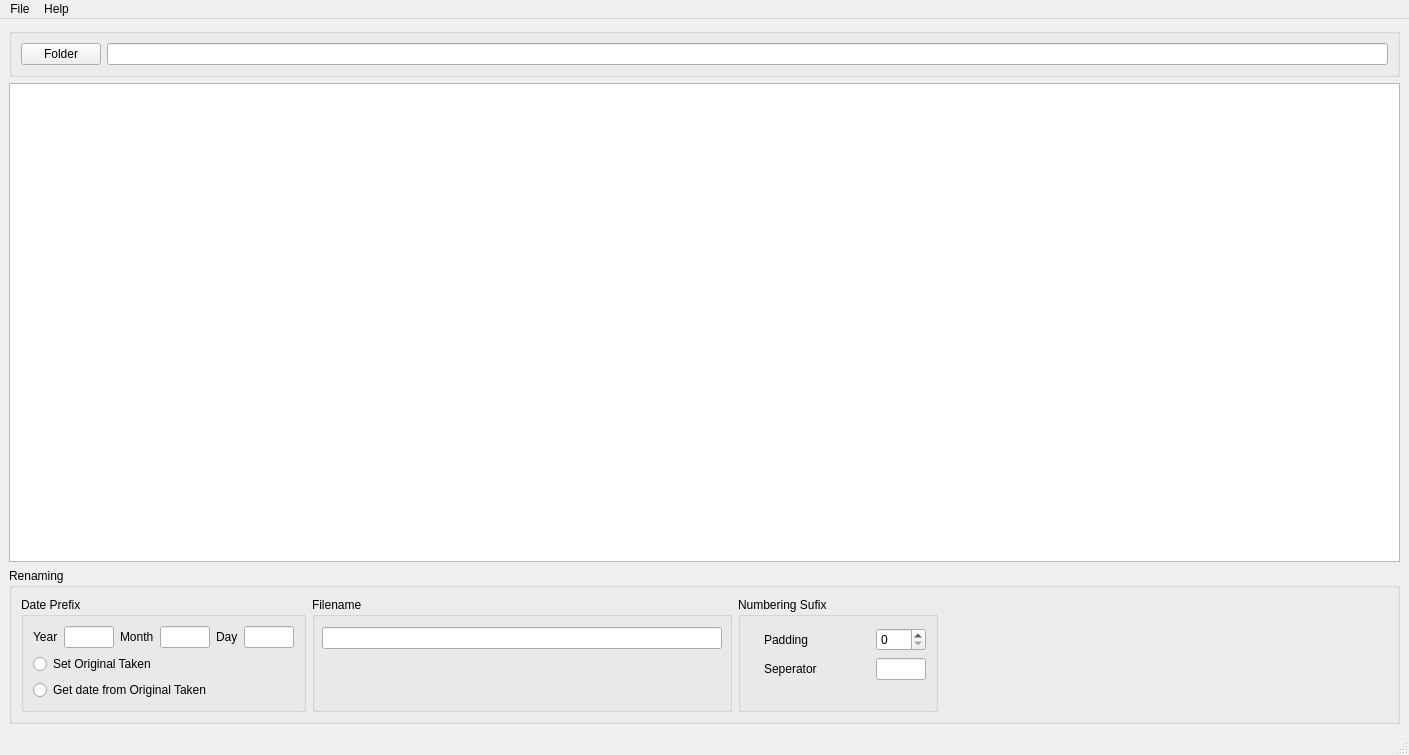
The window that View/media_file_renamer.ui (Thentoxd/MediaFileRenamer) describes before a commit, drawn with Qt 5.
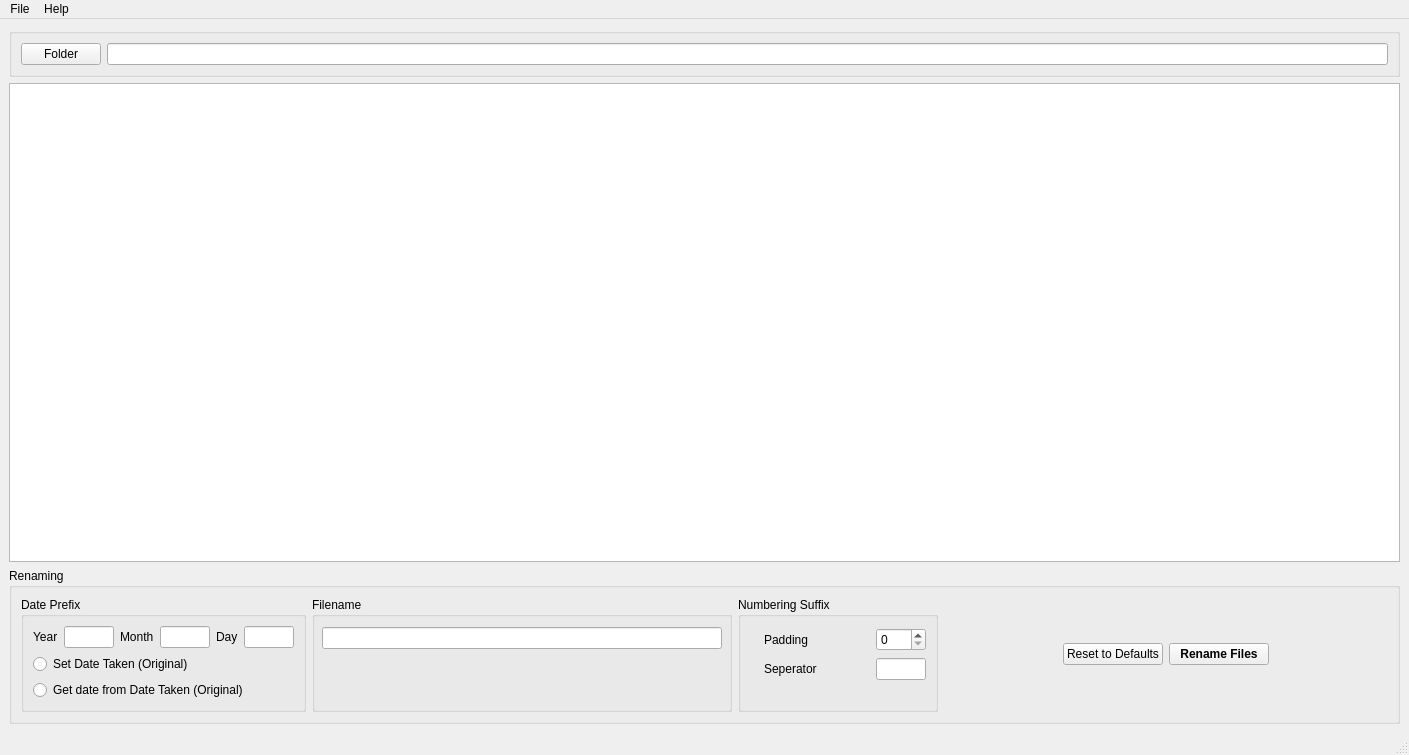
The same window after the commit.

Commit message: Added UI fields to rename

Diff of the .ui file:
```diff
--- a/View/media_file_renamer.ui
+++ b/View/media_file_renamer.ui
@@ -173,14 +173,14 @@
             <item>
              <widget class="QRadioButton" name="radioButton_2">
               <property name="text">
-               <string>Set Original Taken</string>
+               <string>Set Date Taken (Original)</string>
               </property>
              </widget>
             </item>
             <item>
              <widget class="QRadioButton" name="radioButton">
               <property name="text">
-               <string>Get date from Original Taken</string>
+               <string>Get date from Date Taken (Original)</string>
               </property>
              </widget>
             </item>
@@ -237,9 +237,9 @@
             </size>
            </property>
            <property name="title">
-            <string>Numbering Sufix</string>
+            <string>Numbering Suffix</string>
            </property>
-           <widget class="QWidget" name="">
+           <widget class="QWidget" name="layoutWidget">
             <property name="geometry">
              <rect>
               <x>20</x>
@@ -330,6 +330,47 @@
            </property>
           </spacer>
          </item>
+         <item>
+          <widget class="QPushButton" name="pushButton">
+           <property name="text">
+            <string>Reset to Defaults</string>
+           </property>
+          </widget>
+         </item>
+         <item>
+          <widget class="QPushButton" name="pushButton_2">
+           <property name="minimumSize">
+            <size>
+             <width>100</width>
+             <height>0</height>
+            </size>
+           </property>
+           <property name="font">
+            <font>
+             <bold>true</bold>
+            </font>
+           </property>
+           <property name="autoFillBackground">
+            <bool>false</bool>
+           </property>
+           <property name="text">
+            <string>Rename Files</string>
+           </property>
+          </widget>
+         </item>
+         <item>
+          <spacer name="horizontalSpacer_2">
+           <property name="orientation">
+            <enum>Qt::Orientation::Horizontal</enum>
+           </property>
+           <property name="sizeHint" stdset="0">
+            <size>
+             <width>40</width>
+             <height>20</height>
+            </size>
+           </property>
+          </spacer>
+         </item>
         </layout>
        </widget>
       </item>
```
